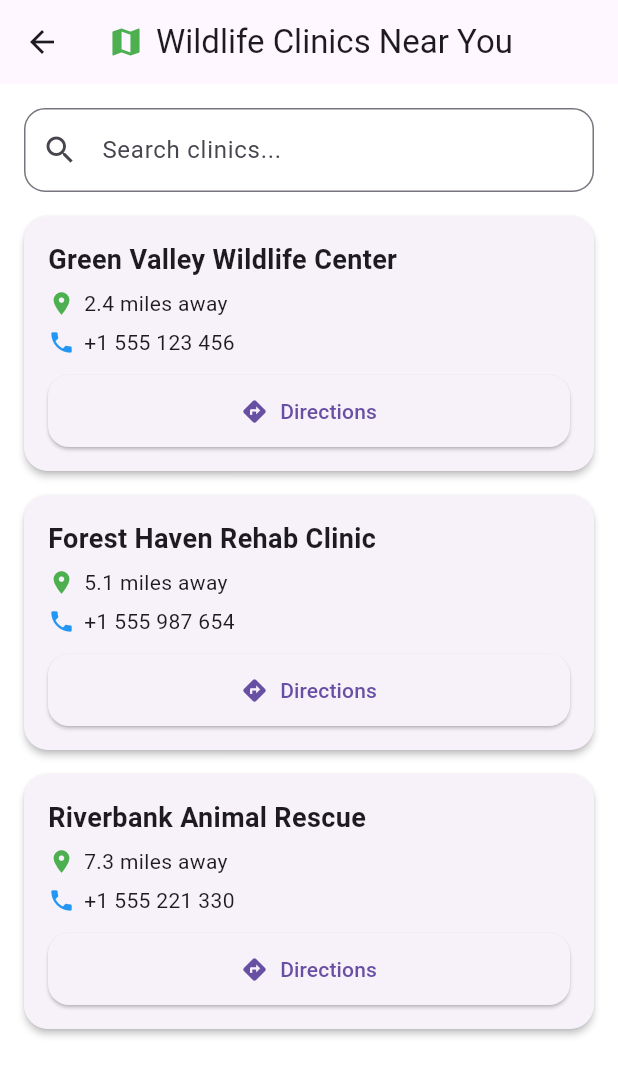
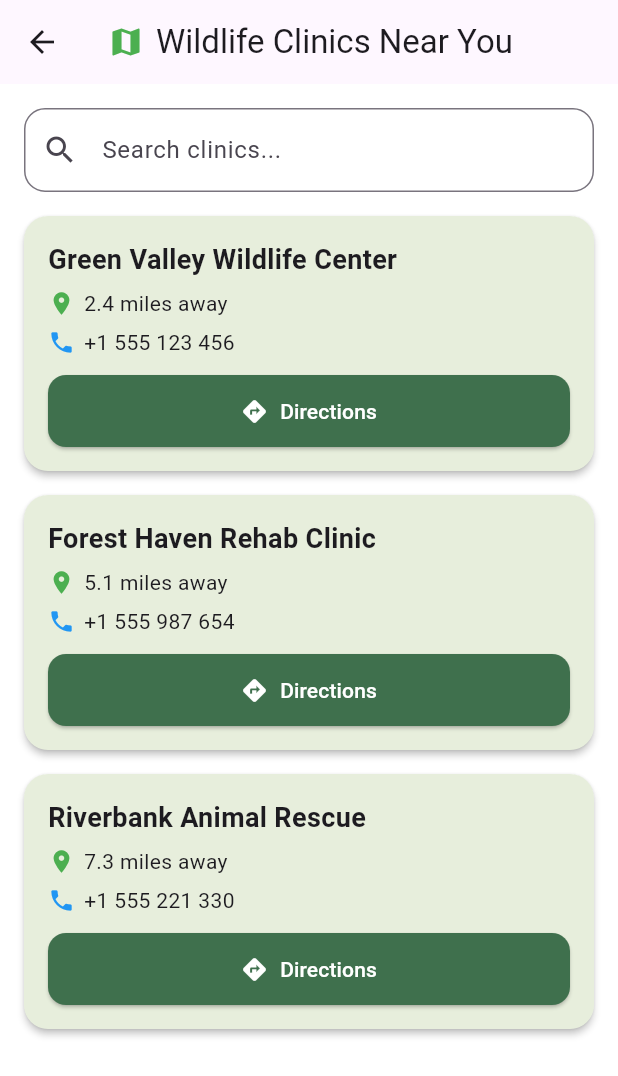
Before and after one commit to RtechnologiesMobileApp/wildlife, a Flutter app: the WildlifeClinicsScreen screen opened directly, on a phone screen of 412 x 824 dp. Shown: the top 1076 px of the screen. Run offline on Flutter 3.47's test engine with Material 3 defaults, Android fonts, the phone set to English and light mode, and no system bars; our stand-ins replace get, image_picker.

Commit message:
theme card change

```diff
--- a/lib/config/constants/colors.dart
+++ b/lib/config/constants/colors.dart
@@ -2,6 +2,7 @@ import 'package:flutter/material.dart';
 
 class AppColors {
   // 🔹 Primary brand color (used for main buttons, highlights)
-  static const Color primary = Color(0xFFD32FE8);
+  static const Color primary = Color(0xFF3F704D);
   static const Color secondary = Color(0xFFD90166);
+  static const Color softgreen = Color(0xFFE7EEDC);
 }
--- a/lib/features/wildlifecenterdashboard/presentations/widgets/report_card.dart
+++ b/lib/features/wildlifecenterdashboard/presentations/widgets/report_card.dart
@@ -1,4 +1,5 @@
 import 'package:flutter/material.dart';
+import 'package:wildlife/config/constants/colors.dart';
 import 'package:wildlife/features/wildlifecenterdashboard/model/wild_life_report_model.dart';
 
 class ReportCard extends StatelessWidget {
@@ -12,7 +13,7 @@ class ReportCard extends StatelessWidget {
       margin: const EdgeInsets.only(bottom: 16),
       padding: const EdgeInsets.all(16),
       decoration: BoxDecoration(
-        color: Colors.white,
+        color: AppColors.softgreen,
         borderRadius: BorderRadius.circular(16),
         boxShadow: [
           BoxShadow(
--- a/lib/features/wildlifeclinic/presentations/widgets/clinic_cards.dart
+++ b/lib/features/wildlifeclinic/presentations/widgets/clinic_cards.dart
@@ -1,5 +1,6 @@
 import 'package:flutter/material.dart';
 import 'package:url_launcher/url_launcher.dart';
+import 'package:wildlife/config/constants/colors.dart';
 import 'package:wildlife/features/wildlifeclinic/model/clicnic_model.dart';
 
 class ClinicCard extends StatelessWidget {
@@ -19,6 +20,7 @@ class ClinicCard extends StatelessWidget {
   @override
   Widget build(BuildContext context) {
     return Card(
+      color: AppColors.softgreen,
       margin: const EdgeInsets.only(bottom: 16),
       shape: RoundedRectangleBorder(borderRadius: BorderRadius.circular(16)),
       elevation: 2,
@@ -62,10 +64,17 @@ class ClinicCard extends StatelessWidget {
               width: double.infinity,
               child: ElevatedButton.icon(
                 onPressed: openMaps,
-                icon: Icon(Icons.directions),
-                label: Text("Directions"),
+                icon: Icon(Icons.directions, color: Colors.white),
+                label: Text(
+                  "Directions",
+                  style: TextStyle(color: Colors.white),
+                ),
                 style: ElevatedButton.styleFrom(
+                  backgroundColor: AppColors.primary, // Soft green button
                   minimumSize: Size(double.infinity, 48),
+                  shape: RoundedRectangleBorder(
+                    borderRadius: BorderRadius.circular(12),
+                  ),
                 ),
               ),
             ),
```
Also changed, not shown: lib/features/auth/controller/auth_controller.dart (+16 -1 lines), lib/features/auth/presentations/widgets/report_card.dart (+84 -84 lines), lib/features/auth/services/auth_services.dart (+18 -4 lines).
